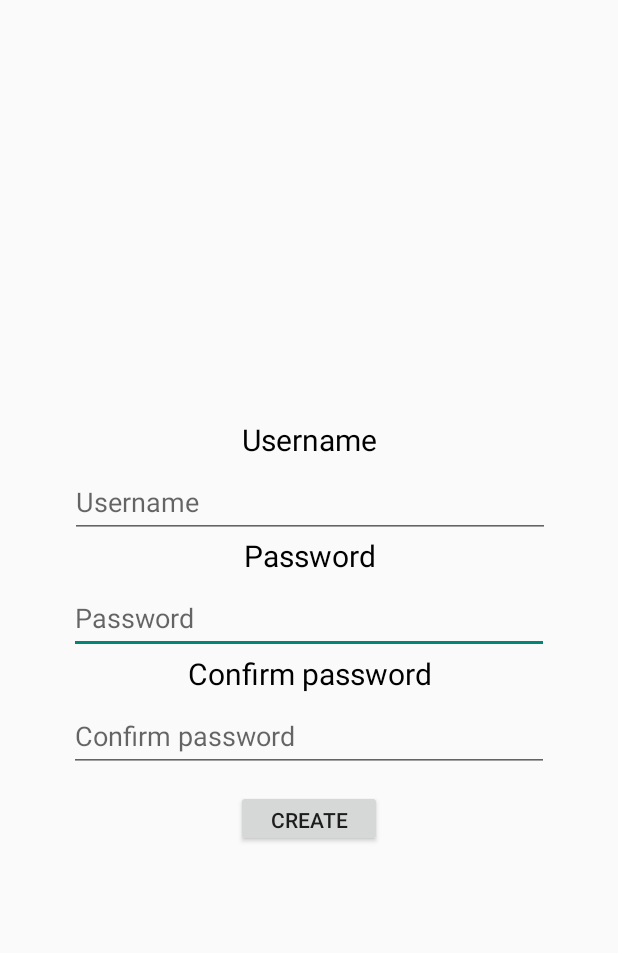
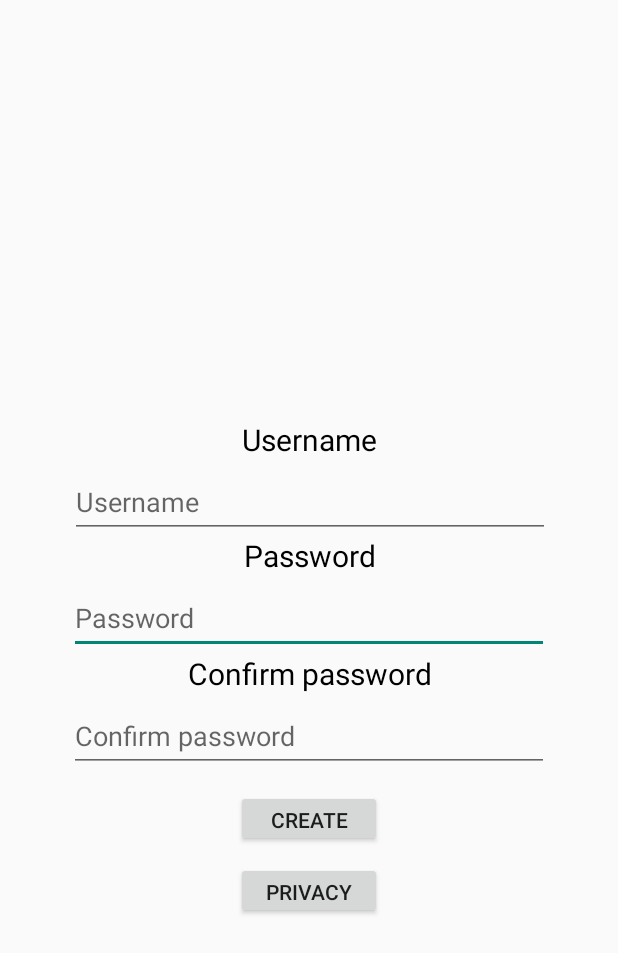
Before and after one commit to phqshy/quick-budget, an Android app: the CreateAccountActivity screen opened directly, with no data from a screen before it, on a phone screen of 412 x 824 dp. Shown: the top 953 px of the screen. Run offline under Robolectric (Android 15) with nearby library versions, the light colour scheme and no system bars.

Commit message:
Add privacy policy

```diff
--- a/app/src/main/java/me/fishy/testapp/app/ui/activity/CreateAccountActivity.java
+++ b/app/src/main/java/me/fishy/testapp/app/ui/activity/CreateAccountActivity.java
@@ -3,9 +3,12 @@ package me.fishy.testapp.app.ui.activity;
 import androidx.appcompat.app.AppCompatActivity;
 
 import android.content.Intent;
+import android.net.Uri;
 import android.os.Bundle;
 import android.widget.EditText;
 import android.widget.Toast;
+
+import java.net.URI;
 
 import me.fishy.testapp.R;
 import me.fishy.testapp.common.holders.UserDataHolder;
@@ -61,5 +64,11 @@ public class CreateAccountActivity extends AppCompatActivity {
                 e.printStackTrace();
             }
         });
+
+        findViewById(R.id.privacy_policy).setOnClickListener(((l) -> {
+            Intent i = new Intent(Intent.ACTION_VIEW);
+            i.setData(Uri.parse("https://phqsh.me/privacy"));
+            startActivity(i);
+        }));
     }
 }
--- a/app/src/main/res/layout/activity_create_account.xml
+++ b/app/src/main/res/layout/activity_create_account.xml
@@ -104,4 +104,14 @@
         app:layout_constraintStart_toStartOf="parent"
         app:layout_constraintTop_toBottomOf="@+id/confirm_password_edittext" />
 
+    <Button
+        android:id="@+id/privacy_policy"
+        android:layout_width="97dp"
+        android:layout_height="38dp"
+        android:layout_marginTop="10dp"
+        android:text="Privacy"
+        app:layout_constraintEnd_toEndOf="parent"
+        app:layout_constraintStart_toStartOf="parent"
+        app:layout_constraintTop_toBottomOf="@+id/create_account_button" />
+
 </androidx.constraintlayout.widget.ConstraintLayout>
```
Also changed, not shown: app/src/main/java/me/fishy/testapp/app/ui/fragment/HomeSettingsFragment.java (+7 -0 lines), app/src/main/res/layout/fragment_home_settings.xml (+12 -1 lines).
